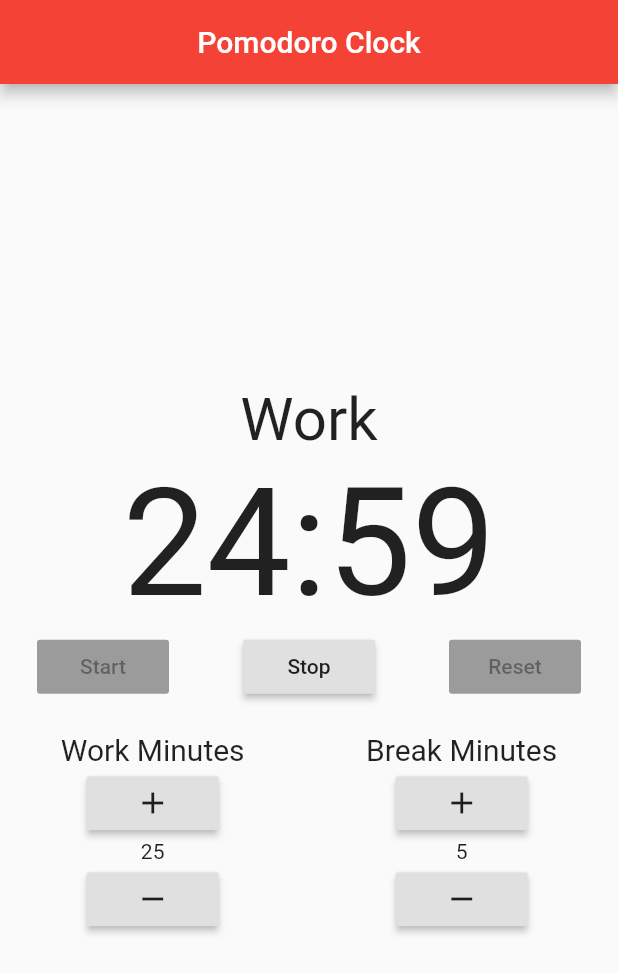
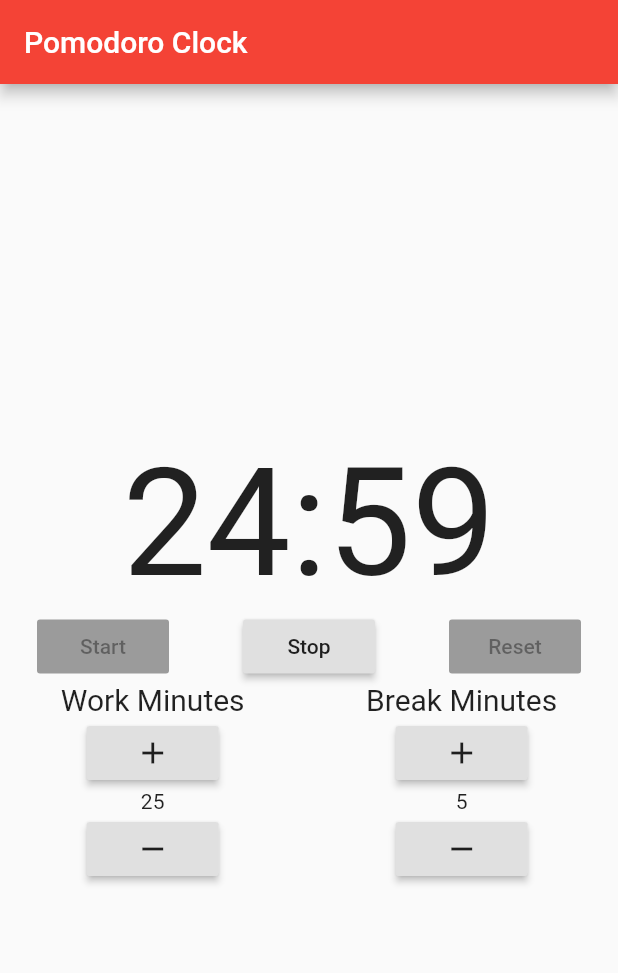
Before and after one commit to mhelmetag/orlogio, a Flutter app: the screen it shows after launch, after a tap on "Start", on a phone screen of 412 x 824 dp. Shown: the top 973 px of the screen. Run offline on Flutter 3.47's test engine with Material 2 defaults, Android fonts, the phone set to English and light mode, and no system bars.

Commit message:
move things into containers, other stuff

```diff
--- a/lib/components/clock.dart
+++ b/lib/components/clock.dart
@@ -1,13 +1,9 @@
 import 'package:flutter/material.dart';
 
 class Clock extends StatelessWidget {
-  final double clockTextSize;
   final int currentTimeSeconds;
 
-  Clock({
-    this.clockTextSize,
-    this.currentTimeSeconds,
-  });
+  Clock({this.currentTimeSeconds,});
 
   String stringTime() {
     var minutes = (currentTimeSeconds ~/ 60);
@@ -21,9 +17,11 @@ class Clock extends StatelessWidget {
 
   @override
   build(BuildContext context) {
-    return Text(
-      stringTime(),
-      style: TextStyle(fontSize: clockTextSize),
+    return Container(
+      child: Text(
+        stringTime(),
+        style: TextStyle(fontSize: 100),
+      ),
     );
   }
 }
--- a/lib/main.dart
+++ b/lib/main.dart
@@ -1,6 +1,6 @@
 import 'package:flutter/material.dart';
 
-import 'package:pomodoro_clock/screens/home.dart';
+import 'package:pomodoro_clock/screens/home_screen.dart';
 
 void main() => runApp(new PomodoroClock());
 
@@ -13,7 +13,7 @@ class PomodoroClock extends StatelessWidget {
         primarySwatch: Colors.red,
         backgroundColor: Colors.grey
       ),
-      home: new Home(title: 'Pomodoro Clock')
+      home: new HomeScreen(title: 'Pomodoro Clock')
     );
   }
 }
--- a/lib/screens/home.dart
+++ b/lib/screens/home_screen.dart
@@ -2,10 +2,10 @@ import 'package:flutter/material.dart';
 
 import '../views/home_view.dart';
 
-class Home extends StatefulWidget {
+class HomeScreen extends StatefulWidget {
   final String title;
 
-  Home({this.title});
+  HomeScreen({this.title});
 
   @override
   HomeView createState() => new HomeView();
--- a/lib/views/home_view.dart
+++ b/lib/views/home_view.dart
@@ -10,41 +10,23 @@ class HomeView extends HomeState {
   Widget build(BuildContext context) {
     return Scaffold(
       appBar: AppBar(
-        title: Center(
-          child: Text(widget.title),
-        ),
+        title: Text(widget.title),
       ),
       body: Center(
         child: Column(
           mainAxisAlignment: MainAxisAlignment.center,
           children: <Widget>[
-            Container(
-              child: Text(
-                working ? 'Work' : 'Break',
-                style: TextStyle(
-                  fontSize: 40,
-                ),
-              ),
-            ),
-            Container(
-              child: Clock(
-                clockTextSize: 100,
+            Clock(
               currentTimeSeconds: currentTimeSeconds,
             ),
-            ),
-            Container(
-              child: ClockControls(
+            ClockControls(
               running: running,
               currentTimeSeconds: currentTimeSeconds,
               startFunction: start,
               stopFunction: stop,
               resetFunction: reset,
             ),
-            ),
             Container(
-              padding: EdgeInsets.only(
-                top: 20,
-              ),
               child: Row(
                 mainAxisAlignment: MainAxisAlignment.spaceAround,
                 children: <Widget>[
@@ -52,20 +34,20 @@ class HomeView extends HomeState {
                     labelText: 'Work Minutes',
                     currentValueText: (workTimeSeconds ~/ 60).toString(),
                     addFunction: () {
-                      updateTime('add', 'work');
+                      updateWorkTime('add');
                     },
                     removeFunction: () {
-                      updateTime('remove', 'work');
+                      updateWorkTime('remove');
                     },
                   ),
                   EditableMinutes(
                     labelText: 'Break Minutes',
                     currentValueText: (breakTimeSeconds ~/ 60).toString(),
                     addFunction: () {
-                      updateTime('add', 'break');
+                      updateBreakTime('add');
                     },
                     removeFunction: () {
-                      updateTime('remove', 'break');
+                      updateBreakTime('remove');
                     },
                   ),
                 ],
```
Also changed, not shown: lib/states/home_state.dart (+25 -34 lines). Lines whose indentation alone changed are shown as unchanged.
